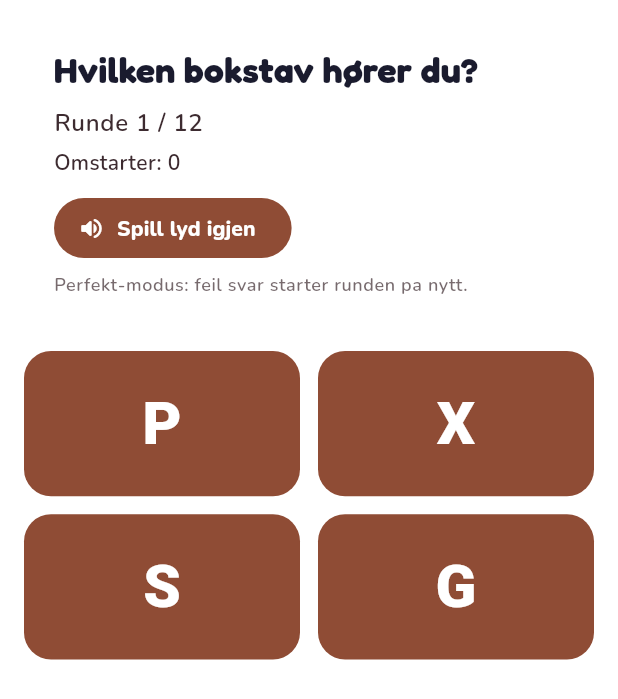
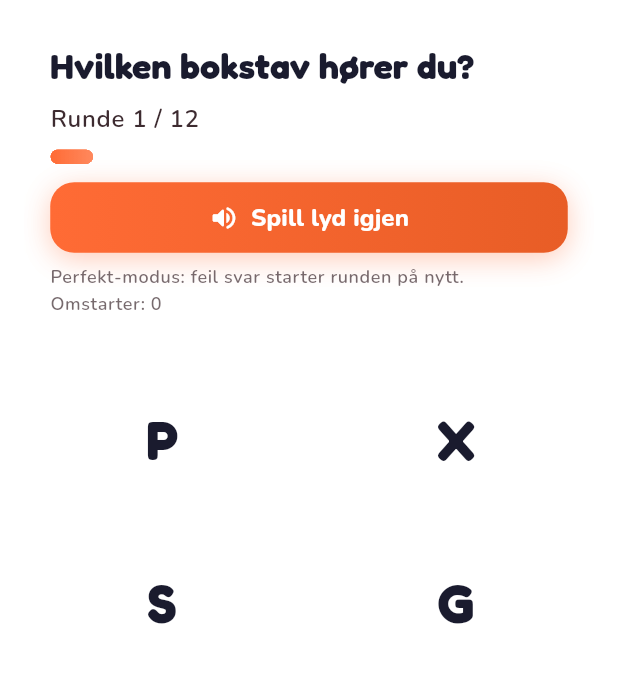
Before and after one commit to krestian83/gradvis, a Flutter app: the AlphabetSoundQuizGame widget shown alone on an empty page, opened directly with empty values, on a phone screen of 412 x 824 dp. Shown: the top 699 px of the screen. Run offline on Flutter 3.47's test engine with Material 3 defaults, Android fonts, the light colour scheme and no system bars; our stand-ins replace audioplayers, go_router, google_fonts, shared_preferences; accounts and stored records are empty.

Commit message:
Polish alphabet sound quiz UI

```diff
--- a/lib/features/game/games/reading/trinn1/alphabet_sound_quiz/presentation/alphabet_sound_quiz_game.dart
+++ b/lib/features/game/games/reading/trinn1/alphabet_sound_quiz/presentation/alphabet_sound_quiz_game.dart
@@ -1,5 +1,8 @@
 import 'package:flutter/material.dart';
 
+import '../../../../../../../core/theme/app_colors.dart';
+import '../../../../../../../core/widgets/glass_card.dart';
+import '../../../../../../../core/widgets/progress_bar.dart';
 import '../../../../../domain/game_interface.dart';
 import '../application/alphabet_audio_player.dart';
 import '../application/alphabet_session_controller.dart';
@@ -109,59 +112,77 @@ class _AlphabetSoundQuizGameState extends State<AlphabetSoundQuizGame> {
     });
   }
 
-  Color? _optionColor(NorwegianLetter option) {
-    if (_selectedAudioKey != option.audioKey) return null;
-    if (_selectedWasCorrect == true) return const Color(0xFF2ED573);
-    if (_selectedWasCorrect == false) return const Color(0xFFFF4757);
-    return null;
+  bool _isSelectedOption(NorwegianLetter option) =>
+      _selectedAudioKey == option.audioKey;
+
+  Color _optionBackgroundColor(NorwegianLetter option) {
+    if (!_isSelectedOption(option)) return AppColors.cardBgStrong;
+    if (_selectedWasCorrect == true) return AppColors.green;
+    if (_selectedWasCorrect == false) return AppColors.heartFilled;
+    return AppColors.cardBgStrong;
+  }
+
+  Color _optionBorderColor(NorwegianLetter option) {
+    if (!_isSelectedOption(option)) return AppColors.glassBorder;
+    if (_selectedWasCorrect == true) return AppColors.greenLight;
+    if (_selectedWasCorrect == false) return AppColors.heartFilled;
+    return AppColors.glassBorder;
+  }
+
+  Color _optionForegroundColor(NorwegianLetter option) {
+    if (_isSelectedOption(option) && _selectedWasCorrect != null) {
+      return Colors.white;
+    }
+    return AppColors.heading;
   }
 
   @override
   Widget build(BuildContext context) {
     final round = _session.currentRound;
-    final titleStyle = Theme.of(context).textTheme.headlineSmall;
+    final theme = Theme.of(context);
+    final roundProgress = (_session.currentRoundNumber / widget.totalRounds)
+        .clamp(0.0, 1.0);
 
     return Padding(
       padding: const EdgeInsets.fromLTRB(16, 10, 16, 16),
       child: Column(
         crossAxisAlignment: CrossAxisAlignment.stretch,
         children: [
-          Card(
-            color: Colors.white.withValues(alpha: 0.8),
-            elevation: 0,
-            shape: RoundedRectangleBorder(
-              borderRadius: BorderRadius.circular(16),
-              side: BorderSide(color: Colors.white.withValues(alpha: 0.65)),
-            ),
-            child: Padding(
+          GlassCard(
             padding: const EdgeInsets.all(16),
+            borderRadius: 20,
+            opacity: 0.6,
             child: Column(
               crossAxisAlignment: CrossAxisAlignment.start,
               children: [
-                  Text('Hvilken bokstav hører du?', style: titleStyle),
+                Text(
+                  'Hvilken bokstav hører du?',
+                  style: theme.textTheme.headlineSmall,
+                ),
                 const SizedBox(height: 8),
                 Text(
                   'Runde ${_session.currentRoundNumber} / ${widget.totalRounds}',
-                    style: Theme.of(context).textTheme.bodyLarge,
+                  style: theme.textTheme.bodyLarge,
                 ),
-                  const SizedBox(height: 4),
+                const SizedBox(height: 8),
+                ProgressBar(fraction: roundProgress),
+                const SizedBox(height: 12),
+                _QuizActionButton(
+                  onTap: _isHandlingAnswer ? null : _playCurrentLetter,
+                  icon: Icons.volume_up_rounded,
+                  label: 'Spill lyd igjen',
+                ),
+                const SizedBox(height: 8),
+                Text(
+                  'Perfekt-modus: feil svar starter runden på nytt.',
+                  style: theme.textTheme.bodySmall,
+                ),
+                const SizedBox(height: 2),
                 Text(
                   'Omstarter: ${_session.restartCount}',
-                    style: Theme.of(context).textTheme.bodyMedium,
-                  ),
-                  const SizedBox(height: 10),
-                  FilledButton.icon(
-                    onPressed: _isHandlingAnswer ? null : _playCurrentLetter,
-                    icon: const Icon(Icons.volume_up_rounded),
-                    label: const Text('Spill lyd igjen'),
-                  ),
-                  const SizedBox(height: 6),
-                  Text(
-                    'Perfekt-modus: feil svar starter runden pa nytt.',
-                    style: Theme.of(context).textTheme.bodySmall,
+                  style: theme.textTheme.bodySmall,
                 ),
               ],
-              ),
             ),
           ),
           const SizedBox(height: 16),
@@ -175,10 +196,18 @@ class _AlphabetSoundQuizGameState extends State<AlphabetSoundQuizGame> {
               children: round.options.map((letter) {
                 return FilledButton(
                   style: FilledButton.styleFrom(
-                    backgroundColor: _optionColor(letter),
-                    textStyle: const TextStyle(
-                      fontSize: 40,
+                    backgroundColor: _optionBackgroundColor(letter),
+                    disabledBackgroundColor: _optionBackgroundColor(letter),
+                    foregroundColor: _optionForegroundColor(letter),
+                    disabledForegroundColor: _optionForegroundColor(letter),
+                    elevation: 0,
+                    side: BorderSide(
+                      color: _optionBorderColor(letter),
+                      width: 1.5,
+                    ),
+                    textStyle: theme.textTheme.headlineMedium?.copyWith(
                       fontWeight: FontWeight.w800,
+                      fontSize: 36,
                     ),
                     shape: RoundedRectangleBorder(
                       borderRadius: BorderRadius.circular(18),
@@ -197,3 +226,58 @@ class _AlphabetSoundQuizGameState extends State<AlphabetSoundQuizGame> {
     );
   }
 }
+
+class _QuizActionButton extends StatelessWidget {
+  final VoidCallback? onTap;
+  final IconData icon;
+  final String label;
+
+  const _QuizActionButton({
+    required this.onTap,
+    required this.icon,
+    required this.label,
+  });
+
+  @override
+  Widget build(BuildContext context) {
+    final enabled = onTap != null;
+
+    return GestureDetector(
+      onTap: onTap,
+      child: AnimatedOpacity(
+        duration: const Duration(milliseconds: 200),
+        opacity: enabled ? 1.0 : 0.55,
+        child: Container(
+          width: double.infinity,
+          padding: const EdgeInsets.symmetric(horizontal: 14, vertical: 12),
+          decoration: BoxDecoration(
+            gradient: const LinearGradient(
+              colors: [AppColors.orange, AppColors.orangeDark],
+            ),
+            borderRadius: BorderRadius.circular(16),
+            boxShadow: [
+              BoxShadow(
+                color: AppColors.orange.withValues(alpha: 0.35),
+                blurRadius: 16,
+                offset: const Offset(0, 4),
+              ),
+            ],
+          ),
+          child: Row(
+            mainAxisAlignment: MainAxisAlignment.center,
+            children: [
+              Icon(icon, color: Colors.white, size: 20),
+              const SizedBox(width: 8),
+              Text(
+                label,
+                style: Theme.of(
+                  context,
+                ).textTheme.labelLarge?.copyWith(fontSize: 16),
+              ),
+            ],
+          ),
+        ),
+      ),
+    );
+  }
+}
```
Lines whose indentation alone changed are shown as unchanged.
